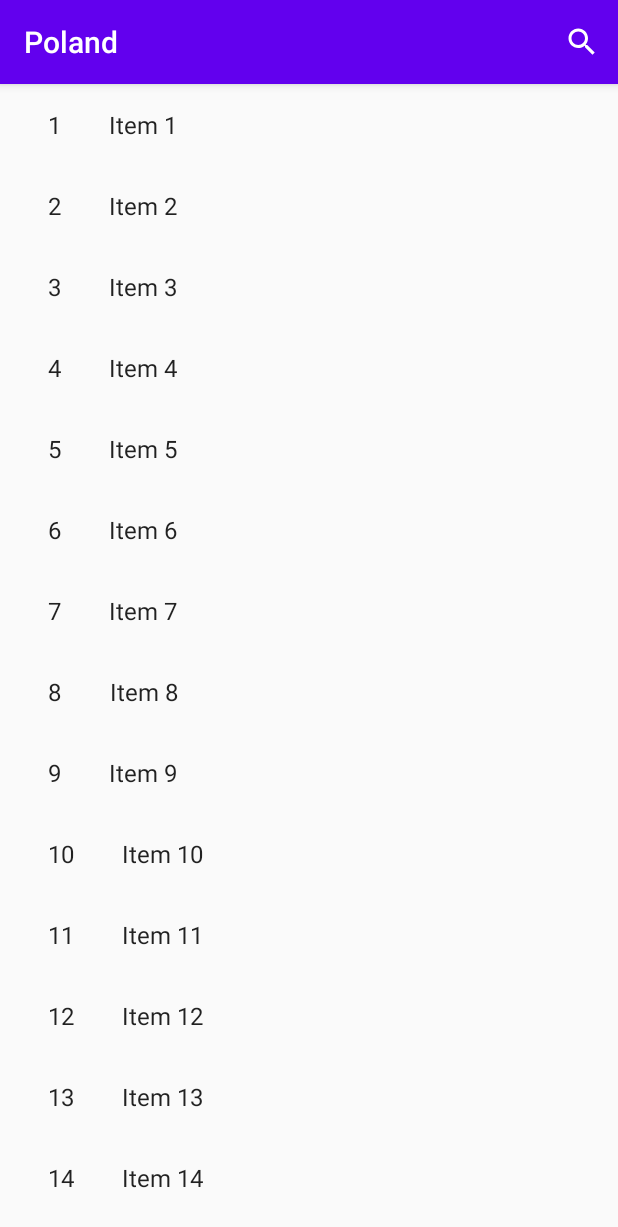
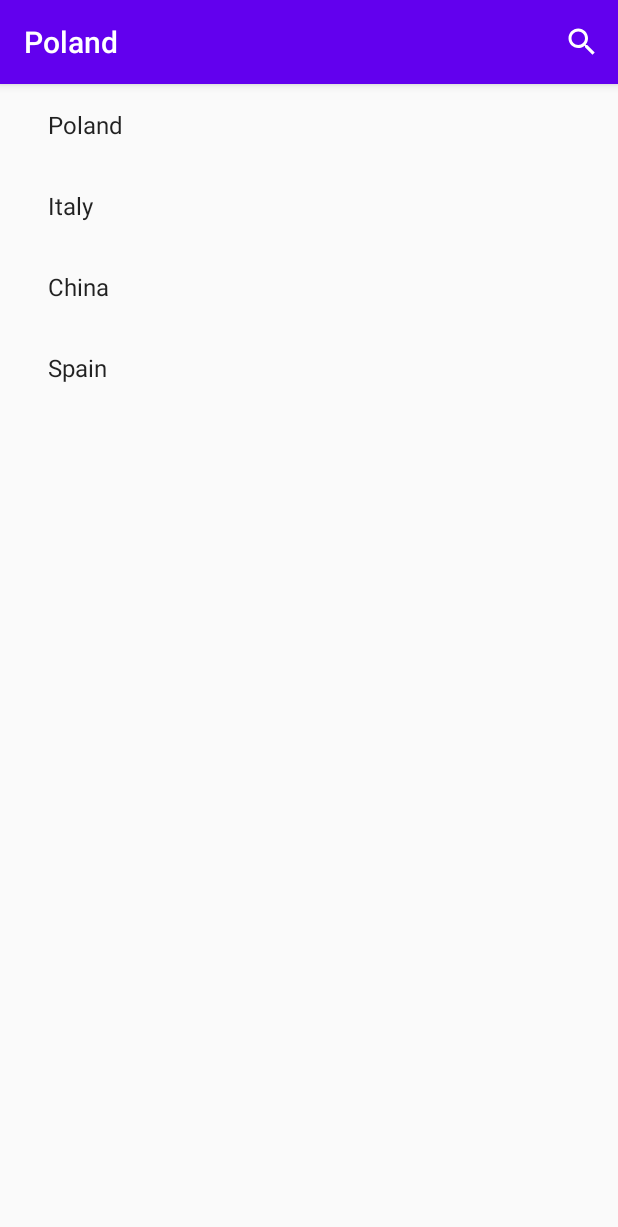
Before and after one commit to kamk2k/Covid-Info, an Android app: the CountriesListFragment screen opened through its navigation route, on a phone screen of 412 x 824 dp. Shown: the top 1227 px of the screen. Run offline under Robolectric (Android 15) with nearby library versions, the phone set to English and light mode, and no system bars.

Commit message:
Adds basic CountriesListFragment.kt implementation + Koin bugfixes

```diff
--- a/app/src/main/AndroidManifest.xml
+++ b/app/src/main/AndroidManifest.xml
@@ -1,14 +1,17 @@
 <?xml version="1.0" encoding="utf-8"?>
 <manifest xmlns:android="http://schemas.android.com/apk/res/android"
+    xmlns:tools="http://schemas.android.com/tools"
     package="com.corellidev.covidinfo">
 
     <application
-        android:allowBackup="true"
+        android:name=".common.CovidApplication"
         android:icon="@mipmap/ic_launcher"
         android:label="@string/app_name"
         android:roundIcon="@mipmap/ic_launcher_round"
         android:supportsRtl="true"
-        android:theme="@style/AppTheme">
+        android:theme="@style/AppTheme"
+        android:allowBackup="false"
+        tools:ignore="AllowBackup">
         <activity android:name=".MainActivity">
             <intent-filter>
                 <action android:name="android.intent.action.MAIN" />
--- /dev/null
+++ b/app/src/main/java/com/corellidev/covidinfo/common/BaseRecyclerViewAdapter.kt
@@ -0,0 +1,49 @@
+package com.corellidev.covidinfo.common
+
+import android.view.LayoutInflater
+import android.view.View
+import android.view.ViewGroup
+import androidx.annotation.LayoutRes
+import androidx.lifecycle.LifecycleOwner
+import androidx.lifecycle.LiveData
+import androidx.lifecycle.Observer
+import androidx.lifecycle.lifecycleScope
+import androidx.recyclerview.widget.RecyclerView
+import kotlinx.coroutines.Dispatchers
+import kotlinx.coroutines.launch
+import kotlinx.coroutines.withContext
+
+abstract class BaseRecyclerViewAdapter<T>(data: LiveData<List<T>>,
+                                          owner: LifecycleOwner,
+                                          @LayoutRes protected val layout: Int): RecyclerView.Adapter<BaseRecyclerViewAdapter.ItemHolder<T>>() {
+
+    private val items = mutableListOf<T>()
+
+    init {
+        data.observe(owner, Observer {
+            owner.lifecycleScope.launch {
+                withContext(Dispatchers.Main) {
+                    items.clear()
+                    items.addAll(it)
+                    notifyDataSetChanged()
+                }
+            }
+        })
+    }
+
+    abstract override fun onCreateViewHolder(parent: ViewGroup, viewType: Int): ItemHolder<T>
+
+    override fun getItemCount(): Int = items.size
+
+    override fun onBindViewHolder(holder: ItemHolder<T>, position: Int) {
+        holder.bind(items[position])
+    }
+
+    protected fun inflateView(parent: ViewGroup): View {
+        return LayoutInflater.from(parent.context).inflate(layout, parent, false)
+    }
+
+    abstract class ItemHolder<T>(view: View): RecyclerView.ViewHolder(view) {
+        abstract fun bind(item: T)
+    }
+}
--- a/app/src/main/java/com/corellidev/covidinfo/CovidApplication.kt
+++ b/app/src/main/java/com/corellidev/covidinfo/common/CovidApplication.kt
@@ -1,4 +1,4 @@
-package com.corellidev.covidinfo
+package com.corellidev.covidinfo.common
 
 import android.app.Application
 import com.corellidev.covidinfo.di.dataModule
--- a/app/src/main/java/com/corellidev/covidinfo/di/KoinModule.kt
+++ b/app/src/main/java/com/corellidev/covidinfo/di/KoinModule.kt
@@ -1,13 +1,17 @@
 package com.corellidev.covidinfo.di
 
+import com.corellidev.covidinfo.list.CountriesListViewModel
+import com.corellidev.covidinfo.statistics.CountryStatisticsViewModel
 import com.corellidev.data.repository.CountryDataRepository
 import com.corellidev.domain.repository.ICountryDataRepository
 import com.corellidev.domain.usecase.GetCountryStatisticsUseCase
 import com.corellidev.domain.usecase.GetSupportedCountriesUseCase
+import org.koin.androidx.viewmodel.dsl.viewModel
 import org.koin.dsl.module
 
 val viewModule = module {
-
+    viewModel { CountryStatisticsViewModel() }
+    viewModel { CountriesListViewModel() }
 }
 
 val dataModule = module {
--- a/app/src/main/java/com/corellidev/covidinfo/list/CountriesFragment.kt
+++ b/app/src/main/java/com/corellidev/covidinfo/list/CountriesListFragment.kt
@@ -1,18 +1,18 @@
 package com.corellidev.covidinfo.list
 
 import android.os.Bundle
+import android.util.Log
 import android.view.*
 import androidx.appcompat.app.AppCompatActivity
 import androidx.fragment.app.Fragment
 import androidx.recyclerview.widget.LinearLayoutManager
 import androidx.recyclerview.widget.RecyclerView
 import com.corellidev.covidinfo.R
-import com.corellidev.covidinfo.dummy.DummyContent
+import org.koin.androidx.viewmodel.ext.android.viewModel
 
-/**
- * A fragment representing a list of Items.
- */
-class CountriesFragment : Fragment() {
+class CountriesListFragment : Fragment() {
+
+    private val viewModel: CountriesListViewModel by viewModel()
 
     override fun onCreate(savedInstanceState: Bundle?) {
         super.onCreate(savedInstanceState)
@@ -34,9 +34,12 @@ class CountriesFragment : Fragment() {
             with(view) {
                 layoutManager = LinearLayoutManager(context)
                 adapter =
-                    CountryRecyclerViewAdapter(
-                        DummyContent.ITEMS
-                    )
+                    CountryRecyclerViewViewAdapter(
+                        viewModel.getCountries(),
+                        this@CountriesListFragment
+                    ) { countryName ->
+                        Log.d("MyTag", "countryName = " + countryName)
+                    }
             }
         }
         return view
--- /dev/null
+++ b/app/src/main/java/com/corellidev/covidinfo/list/CountriesListViewModel.kt
@@ -0,0 +1,15 @@
+package com.corellidev.covidinfo.list
+
+import androidx.lifecycle.LiveData
+import androidx.lifecycle.MutableLiveData
+import androidx.lifecycle.ViewModel
+import com.corellidev.covidinfo.model.CountriesListItem
+
+class CountriesListViewModel : ViewModel() {
+
+    private val countries: MutableLiveData<List<CountriesListItem>> = MutableLiveData(listOf(
+        CountriesListItem("Poland"), CountriesListItem("Italy"),
+        CountriesListItem("China"), CountriesListItem("Spain")))
+
+    fun getCountries() : LiveData<List<CountriesListItem>> = countries
+}
--- a/app/src/main/java/com/corellidev/covidinfo/list/CountryRecyclerViewAdapter.kt
+++ /dev/null
@@ -1,44 +0,0 @@
-package com.corellidev.covidinfo.list
-
-import androidx.recyclerview.widget.RecyclerView
-import android.view.LayoutInflater
-import android.view.View
-import android.view.ViewGroup
-import android.widget.TextView
-import com.corellidev.covidinfo.R
-
-import com.corellidev.covidinfo.dummy.DummyContent.DummyItem
-
-import kotlinx.android.synthetic.main.fragment_countries.view.*
-
-/**
- * [RecyclerView.Adapter] that can display a [DummyItem].
- * TODO: Replace the implementation with code for your data type.
- */
-class CountryRecyclerViewAdapter(
-    private val values: List<DummyItem>
-) : RecyclerView.Adapter<CountryRecyclerViewAdapter.ViewHolder>() {
-
-    override fun onCreateViewHolder(parent: ViewGroup, viewType: Int): ViewHolder {
-        val view = LayoutInflater.from(parent.context)
-            .inflate(R.layout.fragment_countries, parent, false)
-        return ViewHolder(view)
-    }
-
-    override fun onBindViewHolder(holder: ViewHolder, position: Int) {
-        val item = values[position]
-        holder.idView.text = item.id
-        holder.contentView.text = item.content
-    }
-
-    override fun getItemCount(): Int = values.size
-
-    inner class ViewHolder(val view: View) : RecyclerView.ViewHolder(view) {
-        val idView: TextView = view.item_number
-        val contentView: TextView = view.content
-
-        override fun toString(): String {
-            return super.toString() + " '" + contentView.text + "'"
-        }
-    }
-}
--- /dev/null
+++ b/app/src/main/java/com/corellidev/covidinfo/list/CountryRecyclerViewViewAdapter.kt
@@ -0,0 +1,40 @@
+package com.corellidev.covidinfo.list
+
+import android.view.LayoutInflater
+import android.view.View
+import android.view.ViewGroup
+import android.widget.LinearLayout
+import android.widget.TextView
+import androidx.lifecycle.LifecycleOwner
+import androidx.lifecycle.LiveData
+import com.corellidev.covidinfo.R
+import com.corellidev.covidinfo.common.BaseRecyclerViewAdapter
+import com.corellidev.covidinfo.model.CountriesListItem
+import kotlinx.android.synthetic.main.list_item_countries.view.*
+
+class CountryRecyclerViewViewAdapter(
+    values: LiveData<List<CountriesListItem>>,
+    owner: LifecycleOwner,
+    val onItemClick: (phoneNumber: String) -> Unit)
+    : BaseRecyclerViewAdapter<CountriesListItem>(values, owner, R.layout.list_item_countries) {
+
+    override fun onCreateViewHolder(parent: ViewGroup, viewType: Int): ViewHolder {
+        val view = LayoutInflater.from(parent.context)
+            .inflate(R.layout.list_item_countries, parent, false)
+        return ViewHolder(view)
+    }
+
+    inner class ViewHolder(view: View) : ItemHolder<CountriesListItem>(view) {
+        private val contentView: TextView = view.country_item_content
+        private val container: LinearLayout = view.country_item
+
+        override fun toString(): String {
+            return super.toString() + " '" + contentView.text + "'"
+        }
+
+        override fun bind(item: CountriesListItem) {
+            contentView.text = item.countryName
+            container.setOnClickListener{ onItemClick(item.countryName) }
+        }
+    }
+}
--- /dev/null
+++ b/app/src/main/java/com/corellidev/covidinfo/model/CountriesListItem.kt
@@ -0,0 +1,3 @@
+package com.corellidev.covidinfo.model
+
+data class CountriesListItem(val countryName: String)
--- a/app/src/main/java/com/corellidev/covidinfo/statistics/CountryStatisticsFragment.kt
+++ b/app/src/main/java/com/corellidev/covidinfo/statistics/CountryStatisticsFragment.kt
@@ -7,17 +7,17 @@ import android.view.ViewGroup
 import android.widget.TextView
 import androidx.appcompat.app.AppCompatActivity
 import androidx.fragment.app.Fragment
-import androidx.lifecycle.ViewModelProvider
 import androidx.lifecycle.observe
 import androidx.navigation.findNavController
 import com.corellidev.covidinfo.R
 import kotlinx.android.synthetic.main.fragment_country_statistics.*
+import org.koin.androidx.viewmodel.ext.android.viewModel
 import java.text.DateFormat
 
 
 class CountryStatisticsFragment : Fragment() {
 
-    private lateinit var viewModel: CountryStatisticsViewModel
+    private val viewModel: CountryStatisticsViewModel by viewModel()
     private lateinit var rootView: View
 
     override fun onCreateView(
@@ -38,7 +38,6 @@ class CountryStatisticsFragment : Fragment() {
 
     override fun onActivityCreated(savedInstanceState: Bundle?) {
         super.onActivityCreated(savedInstanceState)
-        viewModel = ViewModelProvider(this).get(CountryStatisticsViewModel::class.java)
         viewModel.getCountry().observe(this) {
             (activity as? AppCompatActivity)?.supportActionBar?.title = it
         }
--- a/app/src/main/res/layout/fragment_countries_list.xml
+++ b/app/src/main/res/layout/fragment_countries_list.xml
@@ -9,5 +9,5 @@
     android:layout_marginLeft="16dp"
     android:layout_marginRight="16dp"
     app:layoutManager="LinearLayoutManager"
-    tools:context=".list.CountriesFragment"
-    tools:listitem="@layout/fragment_countries" />
+    tools:context=".list.CountriesListFragment"
+    tools:listitem="@layout/list_item_countries" />
--- a/app/src/main/res/layout/fragment_countries.xml
+++ b/app/src/main/res/layout/list_item_countries.xml
@@ -1,18 +1,12 @@
 <?xml version="1.0" encoding="utf-8"?>
 <LinearLayout xmlns:android="http://schemas.android.com/apk/res/android"
-    android:layout_width="wrap_content"
+    android:id="@+id/country_item"
+    android:layout_width="match_parent"
     android:layout_height="wrap_content"
     android:orientation="horizontal">
 
     <TextView
-        android:id="@+id/item_number"
-        android:layout_width="wrap_content"
-        android:layout_height="wrap_content"
-        android:layout_margin="@dimen/text_margin"
-        android:textAppearance="?attr/textAppearanceListItem" />
-
-    <TextView
-        android:id="@+id/content"
+        android:id="@+id/country_item_content"
         android:layout_width="wrap_content"
         android:layout_height="wrap_content"
         android:layout_margin="@dimen/text_margin"
--- a/app/src/main/res/navigation/nav_graph.xml
+++ b/app/src/main/res/navigation/nav_graph.xml
@@ -19,7 +19,7 @@
     </fragment>
     <fragment
         android:id="@+id/countriesFragment"
-        android:name="com.corellidev.covidinfo.list.CountriesFragment"
+        android:name="com.corellidev.covidinfo.list.CountriesListFragment"
         android:label="fragment_countries_list"
         tools:layout="@layout/fragment_countries_list" />
 </navigation>
```
